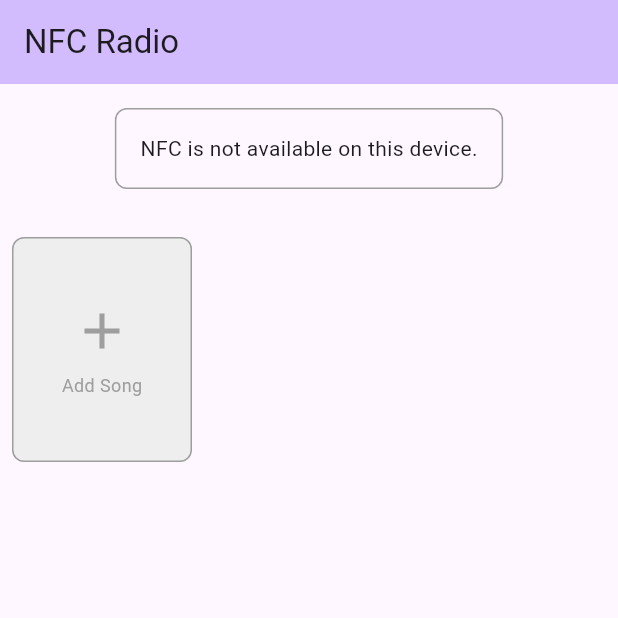
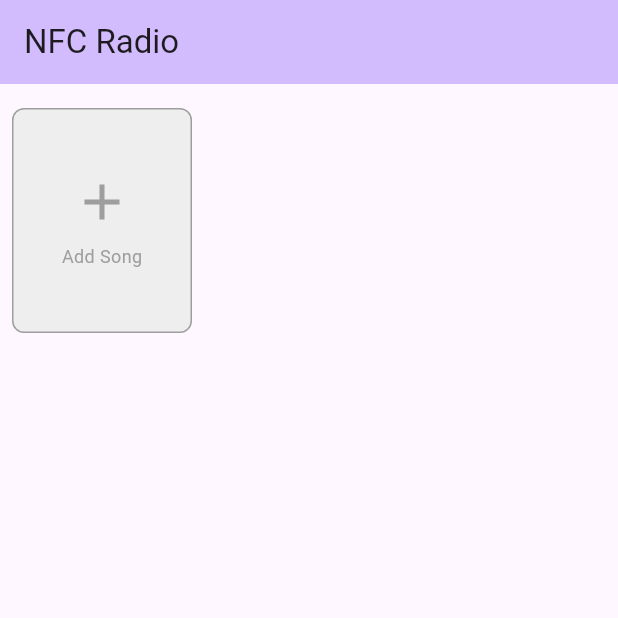
Before and after one commit to trapplab/NFC-Radio, a Flutter app: the screen it shows after launch, on a phone screen of 412 x 824 dp, the top half of it. Run offline on Flutter 3.47's test engine with Material 3 defaults, Android fonts, the phone set to English and light mode, and no system bars; our stand-ins replace audioplayers, file_picker, hive, hive_flutter, permission_handler, wakelock_plus; missing offline and left inert: nfc_manager; accounts and stored records are empty.

Commit message:
auto nfc functionality in release mode

```diff
--- a/nfc_jukebox/lib/main.dart
+++ b/nfc_jukebox/lib/main.dart
@@ -191,8 +191,8 @@ class _NFCJukeboxHomePageState extends State<NFCJukeboxHomePage> with WidgetsBin
       body: SingleChildScrollView(
         child: Column(
           children: [
-            // NFC Status Section
-            Container(
+            // NFC Status Section (debug only)
+            if (kDebugMode) Container(
               margin: const EdgeInsets.all(16),
               padding: const EdgeInsets.all(16),
               decoration: BoxDecoration(
--- a/nfc_jukebox/lib/nfc_service.dart
+++ b/nfc_jukebox/lib/nfc_service.dart
@@ -46,6 +46,12 @@ class NFCService with ChangeNotifier {
     debugPrint('_mappingProvider after assignment: ${_mappingProvider != null}');
     debugPrint('Are all providers initialized: ${_areProvidersInitialized()}');
     debugPrint('=== PROVIDERS SET COMPLETE ===');
+
+    // Auto-start NFC scanning if NFC is available and not already scanning
+    if (_isNfcAvailable && !_isScanning) {
+      debugPrint('🚀 Auto-starting NFC scanning after providers are set');
+      startNfcSession();
+    }
   }
 
 
```
